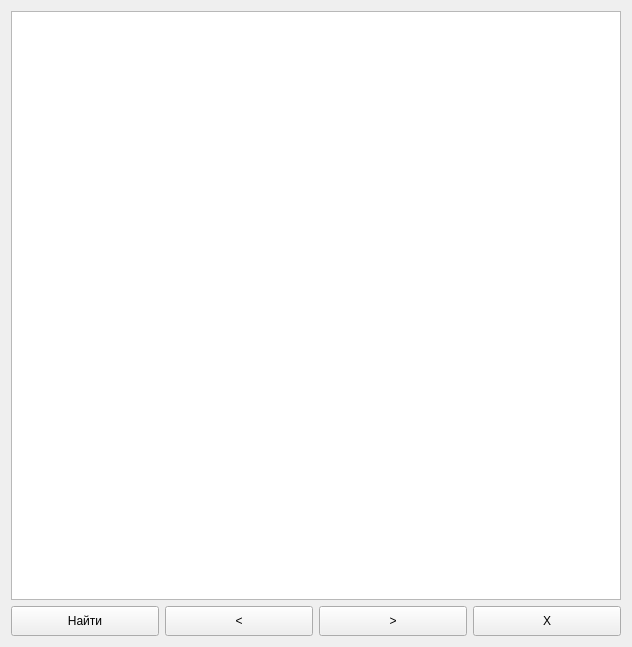
First picture: the form in m_cfg/unitfinder.ui, repository xXRadioHeadXx/start7, before the edit.
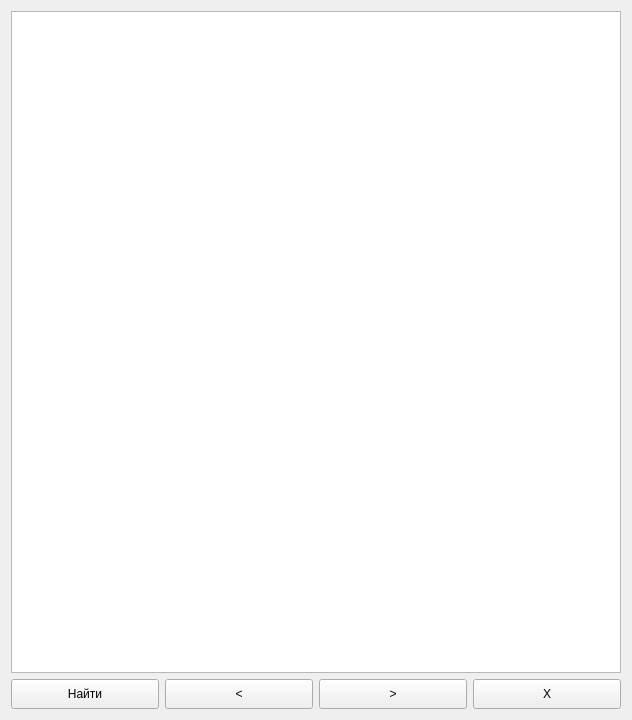
Second picture: the form after the edit.

```diff
--- a/m_cfg/unitfinder.ui
+++ b/m_cfg/unitfinder.ui
@@ -7,15 +7,51 @@
     <x>0</x>
     <y>0</y>
     <width>632</width>
-    <height>647</height>
+    <height>720</height>
    </rect>
   </property>
+  <property name="sizePolicy">
+   <sizepolicy hsizetype="Preferred" vsizetype="Preferred">
+    <horstretch>0</horstretch>
+    <verstretch>0</verstretch>
+   </sizepolicy>
+  </property>
+  <property name="minimumSize">
+   <size>
+    <width>0</width>
+    <height>0</height>
+   </size>
+  </property>
+  <property name="maximumSize">
+   <size>
+    <width>999</width>
+    <height>999</height>
+   </size>
+  </property>
   <property name="windowTitle">
    <string>Поиск</string>
   </property>
   <layout class="QGridLayout" name="gridLayout">
    <item row="0" column="0">
     <widget class="QTableView" name="tableView">
+     <property name="sizePolicy">
+      <sizepolicy hsizetype="Preferred" vsizetype="Expanding">
+       <horstretch>0</horstretch>
+       <verstretch>0</verstretch>
+      </sizepolicy>
+     </property>
+     <property name="minimumSize">
+      <size>
+       <width>0</width>
+       <height>0</height>
+      </size>
+     </property>
+     <property name="maximumSize">
+      <size>
+       <width>999</width>
+       <height>9999</height>
+      </size>
+     </property>
      <property name="editTriggers">
       <set>QAbstractItemView::AllEditTriggers</set>
      </property>
```
